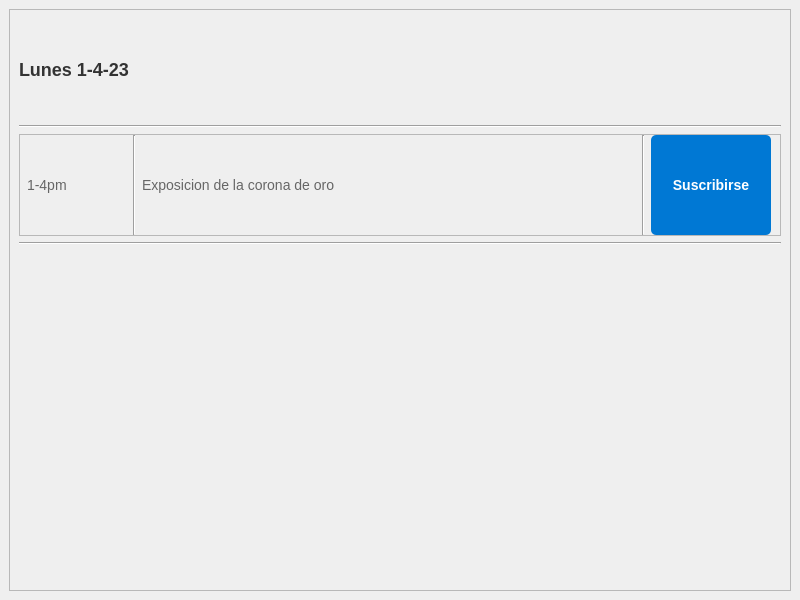
Hrndz16/Simes, file ui_files/baseEvento.ui: the form before one commit.
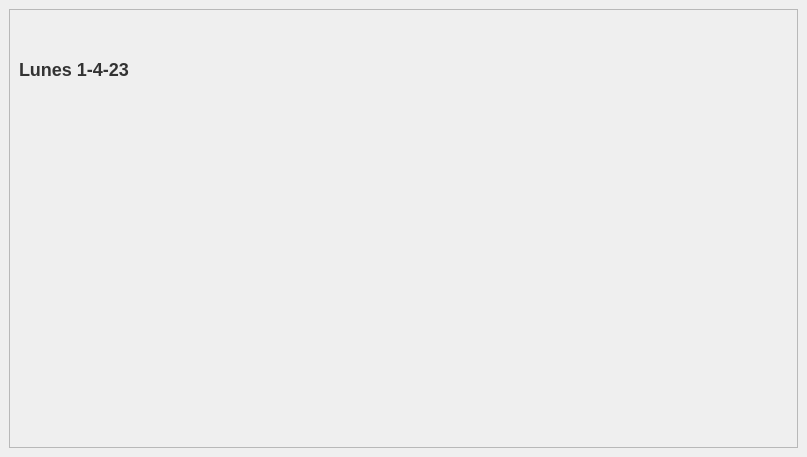
The form after the commit.

Commit message: Visualizar eventos completado

```diff
--- a/ui_files/baseEvento.ui
+++ b/ui_files/baseEvento.ui
@@ -6,8 +6,8 @@
    <rect>
     <x>0</x>
     <y>0</y>
-    <width>800</width>
-    <height>600</height>
+    <width>807</width>
+    <height>457</height>
    </rect>
   </property>
   <property name="windowTitle">
@@ -42,33 +42,6 @@
        <enum>QFrame::Raised</enum>
       </property>
       <layout class="QGridLayout" name="gridLayout_7">
-       <item row="4" column="0" colspan="2">
-        <widget class="Line" name="line_6">
-         <property name="orientation">
-          <enum>Qt::Horizontal</enum>
-         </property>
-        </widget>
-       </item>
-       <item row="2" column="0" colspan="2">
-        <widget class="Line" name="line_3">
-         <property name="orientation">
-          <enum>Qt::Horizontal</enum>
-         </property>
-        </widget>
-       </item>
-       <item row="0" column="1">
-        <spacer name="horizontalSpacer_10">
-         <property name="orientation">
-          <enum>Qt::Horizontal</enum>
-         </property>
-         <property name="sizeHint" stdset="0">
-          <size>
-           <width>40</width>
-           <height>20</height>
-          </size>
-         </property>
-        </spacer>
-       </item>
        <item row="0" column="0">
         <widget class="QLabel" name="Titulo_evento">
          <property name="minimumSize">
@@ -95,146 +68,20 @@
          </property>
         </widget>
        </item>
-       <item row="3" column="0" colspan="2">
-        <widget class="QFrame" name="base_horas_eventos">
-         <property name="maximumSize">
+       <item row="0" column="1">
+        <spacer name="horizontalSpacer_10">
+         <property name="orientation">
+          <enum>Qt::Horizontal</enum>
+         </property>
+         <property name="sizeHint" stdset="0">
           <size>
-           <width>16777215</width>
-           <height>200</height>
+           <width>40</width>
+           <height>20</height>
           </size>
          </property>
-         <property name="frameShape">
-          <enum>QFrame::StyledPanel</enum>
-         </property>
-         <property name="frameShadow">
-          <enum>QFrame::Raised</enum>
-         </property>
-         <layout class="QHBoxLayout" name="horizontalLayout_7">
-          <property name="leftMargin">
-           <number>7</number>
-          </property>
-          <property name="topMargin">
-           <number>0</number>
-          </property>
-          <property name="rightMargin">
-           <number>9</number>
-          </property>
-          <property name="bottomMargin">
-           <number>0</number>
-          </property>
-          <item>
-           <widget class="QLabel" name="Hora">
-            <property name="minimumSize">
-             <size>
-              <width>0</width>
-              <height>100</height>
-             </size>
-            </property>
-            <property name="maximumSize">
-             <size>
-              <width>100</width>
-              <height>100</height>
-             </size>
-            </property>
-            <property name="styleSheet">
-             <string notr="true">.QLabel {
-    font-size: 14px; /* Tamaño de fuente normal */
-    color: #666; /* Color de texto más claro */
-}</string>
-            </property>
-            <property name="text">
-             <string>1-4pm</string>
-            </property>
-           </widget>
-          </item>
-          <item>
-           <widget class="Line" name="line_4">
-            <property name="maximumSize">
-             <size>
-              <width>16777215</width>
-              <height>100</height>
-             </size>
-            </property>
-            <property name="orientation">
-             <enum>Qt::Vertical</enum>
-            </property>
-           </widget>
-          </item>
-          <item>
-           <widget class="QLabel" name="Descripcion">
-            <property name="minimumSize">
-             <size>
-              <width>0</width>
-              <height>100</height>
-             </size>
-            </property>
-            <property name="maximumSize">
-             <size>
-              <width>16777215</width>
-              <height>100</height>
-             </size>
-            </property>
-            <property name="styleSheet">
-             <string notr="true">.QLabel{
-    font-size: 14px; /* Tamaño de fuente normal */
-    color: #666; /* Color de texto más claro */
-}</string>
-            </property>
-            <property name="text">
-             <string>Exposicion de la corona de oro</string>
-            </property>
-           </widget>
-          </item>
-          <item>
-           <widget class="Line" name="line_5">
-            <property name="orientation">
-             <enum>Qt::Vertical</enum>
-            </property>
-           </widget>
-          </item>
-          <item>
-           <widget class="QPushButton" name="pushButton">
-            <property name="maximumSize">
-             <size>
-              <width>120</width>
-              <height>100</height>
-             </size>
-            </property>
-            <property name="baseSize">
-             <size>
-              <width>0</width>
-              <height>0</height>
-             </size>
-            </property>
-            <property name="styleSheet">
-             <string notr="true">/* Estilo para QPushButton */
-.QPushButton {
-    background-color: #0078D4; /* Color de fondo */
-    color: white; /* Color de texto */
-    border: none; /* Sin borde */
-    border-radius: 5px; /* Esquinas redondeadas */
-    padding: 8px 16px; /* Espaciado interno */
-    font-size: 14px; /* Tamaño de fuente */
-    font-weight: bold; /* Fuente en negrita */
-}
-
-.QPushButton:hover {
-    background-color: #005499; /* Cambia el color de fondo al pasar el mouse */
-}
-
-.QPushButton:pressed {
-    background-color: #003366; /* Cambia el color de fondo al hacer clic */
-}</string>
-            </property>
-            <property name="text">
-             <string>Suscribirse</string>
-            </property>
-           </widget>
-          </item>
-         </layout>
-        </widget>
+        </spacer>
        </item>
-       <item row="5" column="0">
+       <item row="2" column="0">
         <spacer name="verticalSpacer">
          <property name="orientation">
           <enum>Qt::Vertical</enum>
```
Left out of the diff: 2 changed lines with no effect on the pictures. The commit also changes 16 other files.
